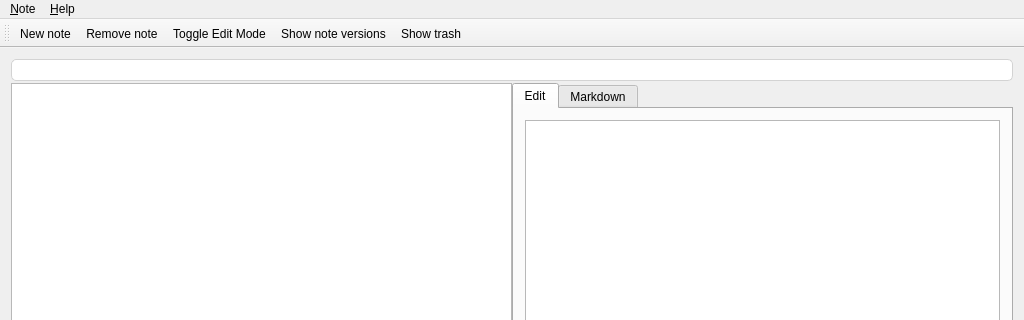
The window that src/mainwindow.ui (pbek/QOwnNotes) describes before a commit, drawn with Qt 5; both pictures show x 0 to 1024 and y 0 to 320 of the 1024 by 768 pixel window.
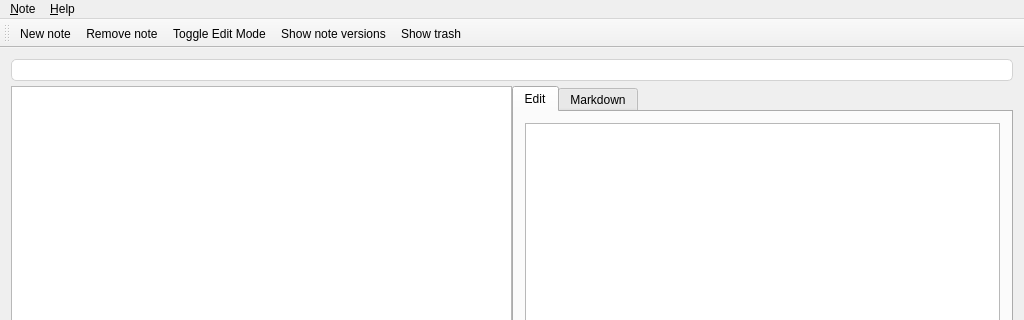
The same window after the commit. Icons and pictures are not drawn.

Commit message: minor layout changes and version bump

Patch:
```diff
--- a/src/mainwindow.ui
+++ b/src/mainwindow.ui
@@ -37,7 +37,7 @@
        <number>0</number>
       </property>
       <property name="verticalSpacing">
-       <number>2</number>
+       <number>5</number>
       </property>
       <item row="1" column="1">
        <widget class="QTabWidget" name="noteTabWidget">
```
The commit also changes 3 other files.
